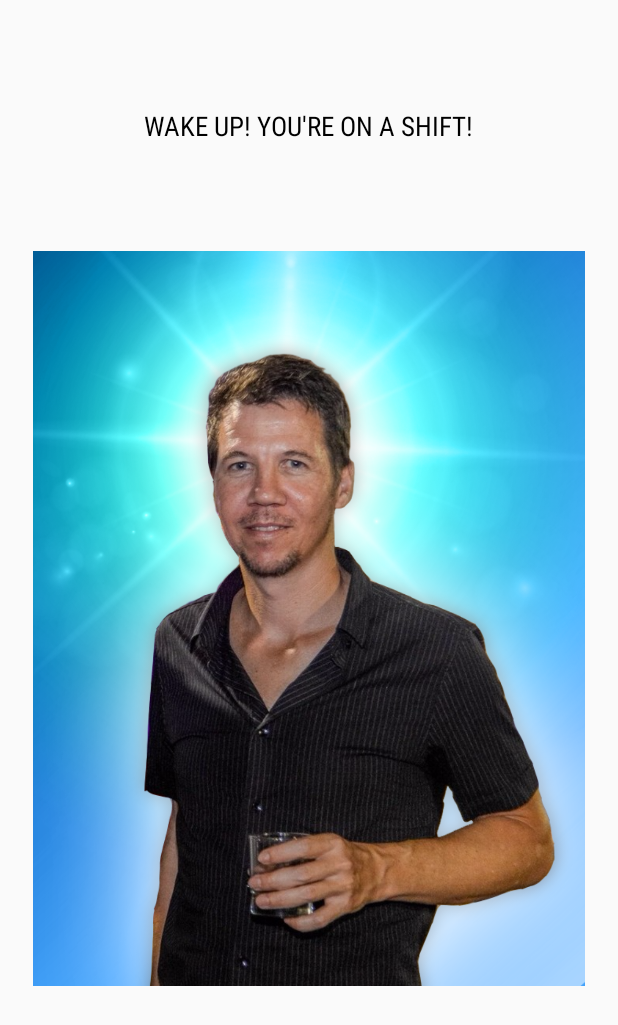
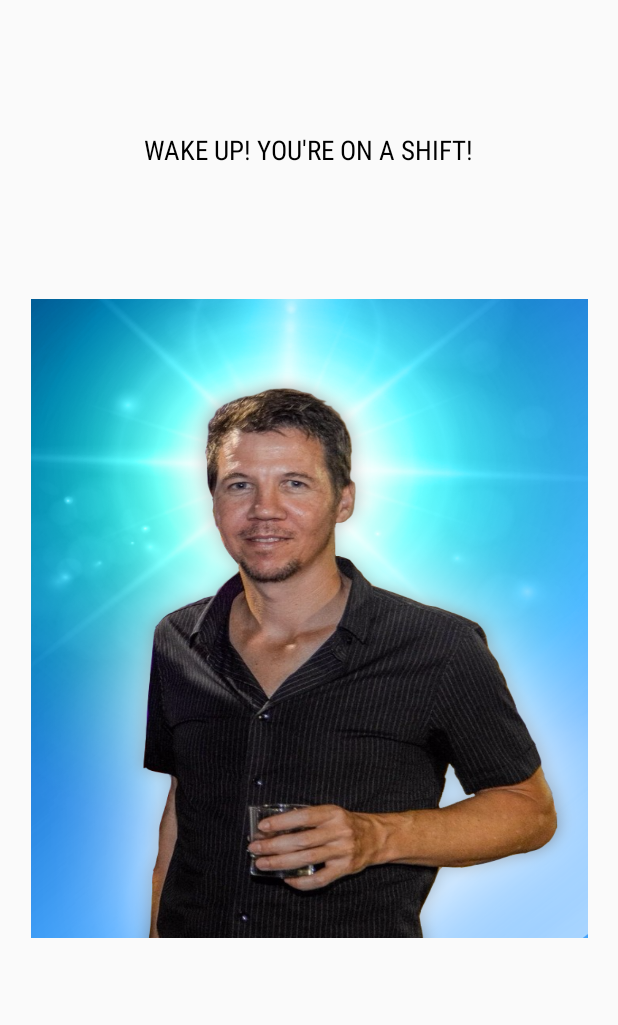
Before and after one commit to shmulik-klein/OnDutyPager, an Android app: the layout activity_main.xml on its own in the app's theme, with its tools: preview values and no code run, on a phone screen of 412 x 824 dp. Shown: the top 1025 px of the screen. Run offline under Robolectric (Android 15) with nearby library versions, the phone set to English and light mode, and no system bars.

Commit message:
refactor views ids

```diff
--- a/app/src/main/java/com/sklein/ubimo_pager/MainActivity.java
+++ b/app/src/main/java/com/sklein/ubimo_pager/MainActivity.java
@@ -23,8 +23,8 @@ public class MainActivity extends AppCompatActivity {
             AudioAttributes attributes = new AudioAttributes.Builder().setUsage(AudioAttributes.USAGE_ALARM).build();
             player.setAudioAttributes(attributes);
             player.setLooping(true);
-            final ImageButton button = (ImageButton) findViewById(R.id.stop_btn);
-            button.setOnClickListener(new View.OnClickListener() {
+            final ImageButton btnStopAlert = (ImageButton) findViewById(R.id.btn_stop);
+            btnStopAlert.setOnClickListener(new View.OnClickListener() {
                 public void onClick(View v) {
                     player.stop();
                     finish();
@@ -32,8 +32,8 @@ public class MainActivity extends AppCompatActivity {
             });
 
             player.start();
-            TextView textView = (TextView) findViewById(R.id.txtview);
-            textView.setText(smsBundle.getString("sms_body"));
+            TextView txtMessage = (TextView) findViewById(R.id.txt_msg);
+            txtMessage.setText(smsBundle.getString("sms_body"));
         }
     }
 }
--- a/app/src/main/java/com/sklein/ubimo_pager/WelcomeActivity.java
+++ b/app/src/main/java/com/sklein/ubimo_pager/WelcomeActivity.java
@@ -17,8 +17,8 @@ public class WelcomeActivity extends AppCompatActivity {
     protected void onCreate(Bundle savedInstanceState) {
         super.onCreate(savedInstanceState);
         setContentView(R.layout.activity_welcome);
-        final Button button = (Button) findViewById(R.id.btn_close);
-        button.setOnClickListener(new View.OnClickListener() {
+        final Button btnClose = (Button) findViewById(R.id.btn_close);
+        btnClose.setOnClickListener(new View.OnClickListener() {
             public void onClick(View v) {
                 finish();
             }
--- a/app/src/main/res/layout/activity_main.xml
+++ b/app/src/main/res/layout/activity_main.xml
@@ -7,14 +7,15 @@
     tools:context="com.sklein.ubimo_pager.MainActivity">
 
     <ImageButton
-        android:id="@+id/stop_btn"
-        android:layout_width="368dp"
-        android:layout_height="wrap_content"
-        android:layout_below="@+id/title_txt"
+        android:id="@+id/btn_stop"
+        android:layout_width="371dp"
+        android:layout_height="426dp"
+        android:layout_below="@+id/txt_title"
         android:layout_centerHorizontal="true"
         android:adjustViewBounds="true"
         android:background="@null"
-        android:scaleType="centerCrop"
+        android:cropToPadding="false"
+        android:scaleType="fitXY"
         app:layout_constraintBottom_toBottomOf="parent"
         app:layout_constraintLeft_toLeftOf="parent"
         app:layout_constraintRight_toRightOf="parent"
@@ -22,28 +23,36 @@
         app:srcCompat="@drawable/ziv" />
 
     <TextView
-        android:id="@+id/title_txt"
+        android:id="@+id/txt_title"
         android:layout_width="wrap_content"
         android:layout_height="wrap_content"
         android:layout_centerHorizontal="true"
+        android:layout_marginBottom="0dp"
+        android:layout_marginLeft="8dp"
+        android:layout_marginRight="8dp"
         android:fontFamily="sans-serif-condensed"
         android:text="Wake up! You're on a shift!"
         android:textAllCaps="true"
         android:textColor="#000000"
         android:textSize="18sp"
-        app:layout_constraintBottom_toTopOf="@+id/stop_btn"
+        app:layout_constraintBottom_toTopOf="@+id/btn_stop"
         app:layout_constraintLeft_toLeftOf="parent"
         app:layout_constraintRight_toRightOf="parent"
         app:layout_constraintTop_toTopOf="parent" />
 
     <TextView
-        android:id="@+id/txtview"
+        android:id="@+id/txt_msg"
         android:layout_width="wrap_content"
         android:layout_height="wrap_content"
-        android:layout_below="@+id/stop_btn"
-        android:maxLines="5"
-        android:textSize="20sp"
-        app:layout_constraintBottom_toBottomOf="@+id/stop_btn"
+        android:fontFamily="sans-serif-condensed"
+        android:lines="5"
+        android:maxLines="7"
+        android:textSize="14sp"
+        android:textStyle="bold"
+        app:layout_constraintBottom_toBottomOf="parent"
+        app:layout_constraintHorizontal_bias="1.0"
         app:layout_constraintLeft_toLeftOf="parent"
-        app:layout_constraintRight_toLeftOf="@+id/stop_btn" />
+        app:layout_constraintRight_toRightOf="parent"
+        app:layout_constraintTop_toBottomOf="@+id/btn_stop"
+        app:layout_constraintVertical_bias="0.0" />
 </android.support.constraint.ConstraintLayout>
```
